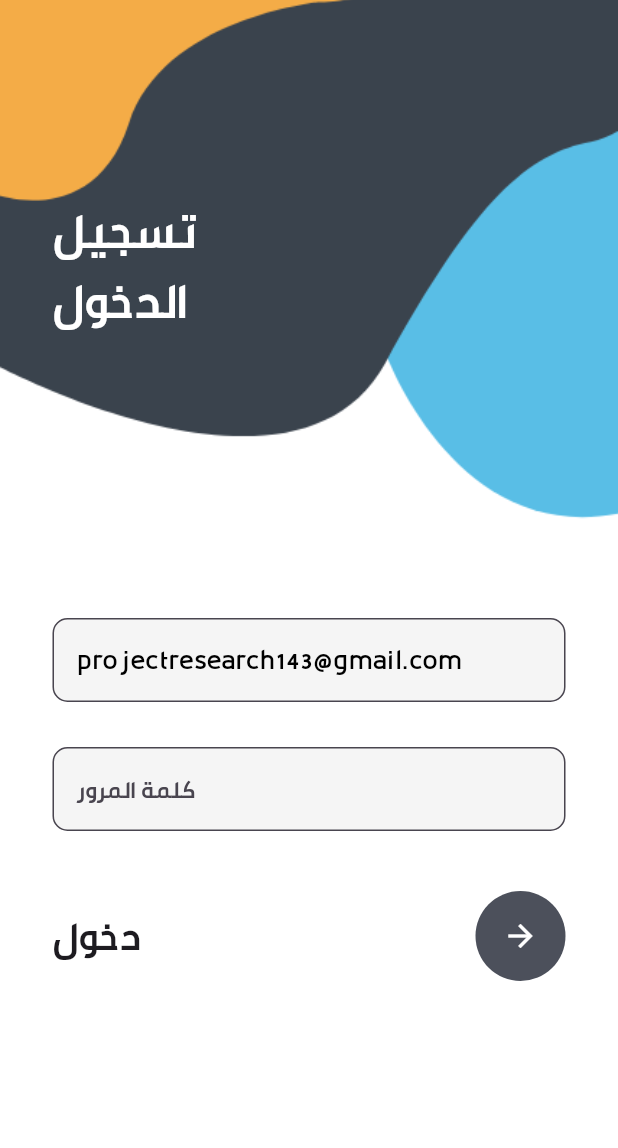
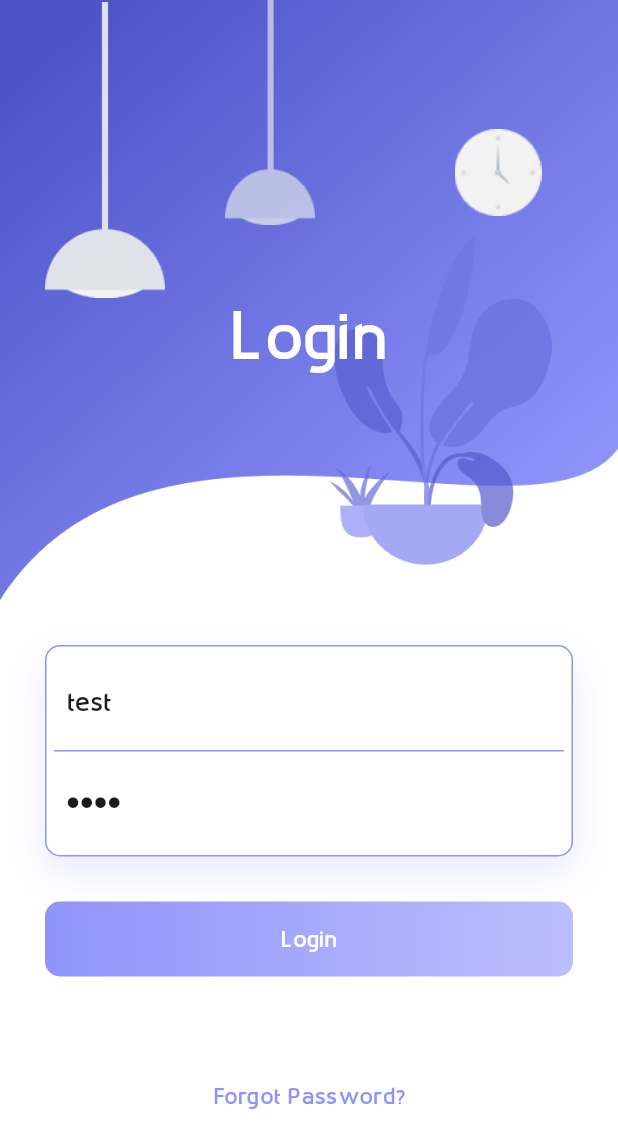
Before and after one commit to hissro/IoTproject, a Flutter app: the Login screen opened directly, on a phone screen of 412 x 824 dp. Shown: the top 1148 px of the screen. Run offline on Flutter 3.47's test engine with Material 3 defaults, Android fonts, the phone set to English and light mode, and no system bars; our stand-ins replace animate_do, animated_background, cloud_firestore, firebase_core, firebase_database, flutter_svg and 3 more; missing offline and left inert: rainbow_color; accounts and stored records are empty.

Commit message:
Create Login via firestore

```diff
--- a/final_project/lib/main.dart
+++ b/final_project/lib/main.dart
@@ -6,9 +6,7 @@ import 'firebase_options.dart';
 
 void main() async {
   WidgetsFlutterBinding.ensureInitialized();
-  await Firebase.initializeApp(
-    options: DefaultFirebaseOptions.currentPlatform,
-  );
+  await Firebase.initializeApp(  options: DefaultFirebaseOptions.currentPlatform, );
   runApp(const MyApp());
 }
 
@@ -34,7 +32,8 @@ class _MyAppState extends State<MyApp> {
             thumbShape: RoundSliderThumbShape(enabledThumbRadius: 8.0),
             overlayShape: RoundSliderOverlayShape(overlayRadius: 15.0),
           )),
-      home: HomePage()
+      // home: HomePage()
+      home: Login()
     );
   }
 }
--- a/final_project/lib/pages/Login/Login.dart
+++ b/final_project/lib/pages/Login/Login.dart
@@ -1,6 +1,12 @@
+import 'package:animate_do/animate_do.dart';
+import 'package:flutter/foundation.dart';
 import 'package:flutter/material.dart';
 import '../home/home_page.dart';
 import 'package:fluttertoast/fluttertoast.dart';
+
+
+import 'package:firebase_core/firebase_core.dart';
+import 'package:cloud_firestore/cloud_firestore.dart';
 
 
 class Login extends StatefulWidget
@@ -11,172 +17,232 @@ class Login extends StatefulWidget
   State<Login> createState() => _LoginState();
 }
 
+
+
 class _LoginState extends State<Login>
 {
 
   final TextEditingController email = TextEditingController();
   final TextEditingController password = TextEditingController();
+  bool IsLoding = false ;
 
   @override
   void initState()
   {
     // TODO: implement initState
-    email.text = "projectresearch143@gmail.com";
+    // email.text = "projectresearch143@gmail.com";
+    email.text = "test";
+    password.text = "test";
     super.initState();
   }
 
-  @override
+
+
   Widget build(BuildContext context)
   {
-    return Container(
+    return Scaffold(
+        backgroundColor: Colors.white,
+        body: SingleChildScrollView(
+          child: Column(
+            children: <Widget>
+            [
+              Container(
+                height: 400,
                 decoration: const BoxDecoration(
                     image: DecorationImage(
-            image: AssetImage('assets/images/login.png'), fit: BoxFit.cover),
+                        image: AssetImage('assets/images/background.png'),
+                        fit: BoxFit.fill
+                    )
                 ),
-      child: Scaffold(
-        backgroundColor: Colors.transparent,
-        body: Stack(
-          children:
+                child: Stack(
+                  children: <Widget>
                   [
-            Container(),
-            Container(
-              padding: const EdgeInsets.only(left: 35, top: 130 , right: 35),
-              child: const Text(
-                'تسجيل '
-                    '\n'
-                    'الدخول',
-                style: TextStyle(color: Colors.white, fontSize: 33),
+
+                    Positioned(
+                      left: 30,
+                      width: 80,
+                      height: 200,
+                      child: FadeInUp(duration: const Duration(seconds: 1), child: Container(
+                        decoration: const BoxDecoration(
+                            image: DecorationImage(
+                                image: AssetImage('assets/images/light-1.png')
+                            )
                         ),
-            ),
-            SingleChildScrollView(
-              child: Container(
-                padding: EdgeInsets.only(
-                    top: MediaQuery.of(context).size.height * 0.5),
-                child: Column(
-                  crossAxisAlignment: CrossAxisAlignment.start,
-                  children:
-                  [
-                    Container(
-                      margin: const EdgeInsets.only(left: 35, right: 35),
-                      child: Column(
-                        children: [
-                          TextField(
-                            controller: email ,
-                            style: const TextStyle(color: Colors.black),
-                            decoration: InputDecoration(
-                                fillColor: Colors.grey.shade100,
-                                filled: true,
-                                hintText: "البريد الالكتروني",
-                                border: OutlineInputBorder(
-                                  borderRadius: BorderRadius.circular(10),
                       )),
                     ),
-                          const SizedBox(
-                            height: 30,
+
+                    Positioned(
+                      left: 140,
+                      width: 80,
+                      height: 150,
+                      child: FadeInUp(duration: const Duration(milliseconds: 1200), child: Container(
+                        decoration: const BoxDecoration(
+                            image: DecorationImage(
+                                image: AssetImage('assets/images/light-2.png')
+                            )
                         ),
-                          TextField(
-                            style: const TextStyle(),
-                            obscureText: true,
-                            controller: password ,
-                            decoration: InputDecoration(
-                                fillColor: Colors.grey.shade100,
-                                filled: true,
-                                hintText: "كلمة المرور",
-                                border: OutlineInputBorder(
-                                  borderRadius: BorderRadius.circular(10),
                       )),
                     ),
-                          const SizedBox(
-                            height: 40,
+
+                    Positioned(
+                      right: 40,
+                      top: 40,
+                      width: 80,
+                      height: 150,
+                      child: FadeInUp(duration: const Duration(milliseconds: 1300), child: Container(
+                        decoration: const BoxDecoration(
+                            image: DecorationImage(
+                                image: AssetImage('assets/images/clock.png')
+                            )
                         ),
-                          Row(
-                            mainAxisAlignment: MainAxisAlignment.spaceBetween,
-                            children: [
-                              const Text(
-                                'دخول',
-                                style: TextStyle(
-                                    fontSize: 27, fontWeight: FontWeight.w700),
+                      )),
                     ),
-                              CircleAvatar(
-                                radius: 30,
-                                backgroundColor: Color(0xff4c505b),
-                                child: IconButton(
-                                    color: Colors.white,
-                                    onPressed: ()
-                                    {
 
-                                      if (email.text.isEmpty && password.text.isEmpty )
-                                        {
-                                          Fluttertoast.showToast(
-                                              msg: "  Please Insert All Data   ",
-                                              toastLength: Toast.LENGTH_SHORT,
-                                              gravity: ToastGravity.BOTTOM,
-                                              timeInSecForIosWeb: 1,
-                                              backgroundColor: Colors.red,
-                                              textColor: Colors.white,
-                                              fontSize: 16.0
-                                          );
-                                        }
-                                      else
-                                        {
-                                          if (email.text =="projectresearch143@gmail.com" && password.text == "123456" )
-                                          {
-                                            Fluttertoast.showToast(
-                                                msg: "مرحب بكـ مره اخري",
-                                                toastLength: Toast.LENGTH_SHORT,
-                                                gravity: ToastGravity.BOTTOM,
-                                                timeInSecForIosWeb: 1,
-                                                backgroundColor: Colors.teal,
-                                                textColor: Colors.white,
-                                                fontSize: 16.0
-                                            );
-
-                                            Future.delayed(const Duration(seconds: 2)).then((val)
-                                            {
-                                              Navigator.push(
-                                                context,
-                                                MaterialPageRoute(builder: (context) => const HomePage()),
-                                              );
-                                            });
-
-
-
-                                          }
-                                          else
-                                          {
-                                            Fluttertoast.showToast(
-                                                msg: "خطأ في البريد أو كلمة مرور",
-                                                toastLength: Toast.LENGTH_SHORT,
-                                                gravity: ToastGravity.BOTTOM,
-                                                timeInSecForIosWeb: 1,
-                                                backgroundColor: Colors.red,
-                                                textColor: Colors.white,
-                                                fontSize: 16.0
-                                            );
-                                          }
-                                        }
-
-                                    },
-                                    icon: const Icon(
-                                      Icons.arrow_forward,
+                    Positioned(
+                      child: FadeInUp(duration: const Duration(milliseconds: 1600), child: Container(
+                        margin: const EdgeInsets.only(top: 50),
+                        child: const Center(
+                          child: Text("Login", style: TextStyle(color: Colors.white, fontSize: 40, fontWeight: FontWeight.bold),),
+                        ),
                       )),
                     )
                   ],
                 ),
-                          const SizedBox(
-                            height: 40,
               ),
+              Padding(
+                padding: const EdgeInsets.all(30.0),
+                child: Column(
+                  children: <Widget>[
+                    FadeInUp(duration: const Duration(milliseconds: 1800), child: Container(
+                      padding: const EdgeInsets.all(5),
+                      decoration: BoxDecoration(
+                          color: Colors.white,
+                          borderRadius: BorderRadius.circular(10),
+                          border: Border.all(color: const Color.fromRGBO(143, 148, 251, 1)),
+                          boxShadow: const [
+                            BoxShadow(
+                                color: Color.fromRGBO(143, 148, 251, .2),
+                                blurRadius: 20.0,
+                                offset: Offset(0, 10)
+                            )
+                          ]
+                      ),
+                      child: Column(
+                        children: <Widget>[
+                          Container(
+                            padding:  const EdgeInsets.all(8.0),
+                            decoration: const  BoxDecoration(
+                                border: Border(bottom: BorderSide(color:  Color.fromRGBO(143, 148, 251, 1)))
+                            ),
+                            child: TextField(
+                              controller: email,
+                              decoration: InputDecoration(
+                                  border: InputBorder.none,
+                                  hintText: "Email or Phone number",
+                                  hintStyle: TextStyle(color: Colors.grey[700])
+                              ),
+                            ),
+                          ),
+                          Container(
+                            padding: const EdgeInsets.all(8.0),
+                            child: TextField(
+                              controller: password,
+                              obscureText: true,
+                              decoration: InputDecoration(
+                                  border: InputBorder.none,
+                                  hintText: "Password",
+                                  hintStyle: TextStyle(color: Colors.grey[700])
+                              ),
+                            ),
+                          )
+                        ],
+                      ),
+                    )),
+                    const SizedBox(height: 30,),
 
+                    FadeInUp(duration: const Duration(milliseconds: 1900),
+                     child:
+                    IsLoding ?
+                     const Text(' Please Wait ..... ' , style: TextStyle(color: Color.fromRGBO(143, 148, 251, 1)))
+                     :
+                     InkWell(
+                       onTap: (){
+                         setState(() {
+                           IsLoding = true ;
+                         });
+                         UserLogin();
+                       },
+                       child: Container(
+                        height: 50,
+                        decoration: BoxDecoration(
+                            borderRadius: BorderRadius.circular(10),
+                            gradient: const LinearGradient(
+                                colors: [
+                                  Color.fromRGBO(143, 148, 251, 1),
+                                  Color.fromRGBO(143, 148, 251, .6),
+                                ]
+                            )
+                        ),
+                        child: const Center(
+                          child: Text("Login", style: TextStyle(color: Colors.white, fontWeight: FontWeight.bold),),
+                        ),
+                                           ),
+                     )),
+                    const SizedBox(height: 70,),
+                    FadeInUp(duration: const Duration(milliseconds: 2000), child: const Text("Forgot Password?", style: TextStyle(color: Color.fromRGBO(143, 148, 251, 1)),)),
                   ],
                 ),
               )
             ],
           ),
-              ),
-            ),
-          ],
-        ),
-      ),
+        )
     );
   }
+
+  void UserLogin ()
+  {
+    CollectionReference users = FirebaseFirestore.instance.collection('users');
+
+    var usermail  = email.text;
+    var userpass  = password.text;
+
+    FirebaseFirestore.instance
+        .collection('users')
+        .where('user', isEqualTo: usermail )
+        .where('password', isEqualTo: userpass )
+        .get().then( (querySnapshot)
+        {
+          setState(()
+          {
+            IsLoding = false ;
+          });
+
+          if (kDebugMode)
+          {
+            print("Successfully completed");
+            print(" length  ${querySnapshot.docs.length}");
           }
+
+          if (querySnapshot.docs.isNotEmpty )
+          {
+            for (var docSnapshot in querySnapshot.docs) {
+              print('${docSnapshot.id} => ${docSnapshot.data()}');
+            }
+            ScaffoldMessenger.of(context).showSnackBar(const SnackBar( backgroundColor : Colors.teal , content: Text('Welcome Back,,,'), ));
+            Future.delayed(const Duration(seconds: 2), () => Navigator.push( context, MaterialPageRoute(builder: (context) => const HomePage())) );
+          }
+          else
+          {
+            ScaffoldMessenger.of(context).showSnackBar(const SnackBar( backgroundColor : Colors.red , content: Text('Username or password error'), ));
+          }
+
+      },
+      onError: (e)
+      {
+          setState(() { IsLoding = false ; });
+          ScaffoldMessenger.of(context).showSnackBar(const SnackBar( backgroundColor : Colors.red , content: Text('Something went wrong, please try again'), ));
+      },
+    );
+
+  }
+}
```
Also changed, not shown: final_project/pubspec.yaml (+4 -31 lines), final_project/assets/images/background.png (added), final_project/assets/images/clock.png (added), final_project/assets/images/light-1.png (added), final_project/assets/images/light-2.png (added), final_project/pubspec.lock. Lines whose indentation alone changed are shown as unchanged.
